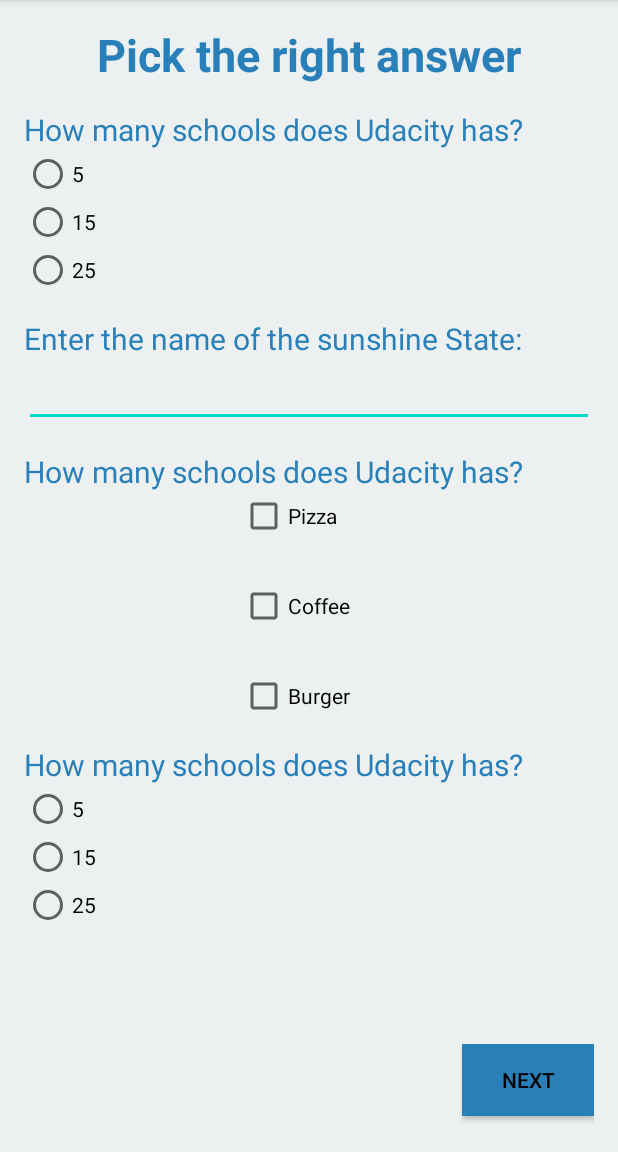
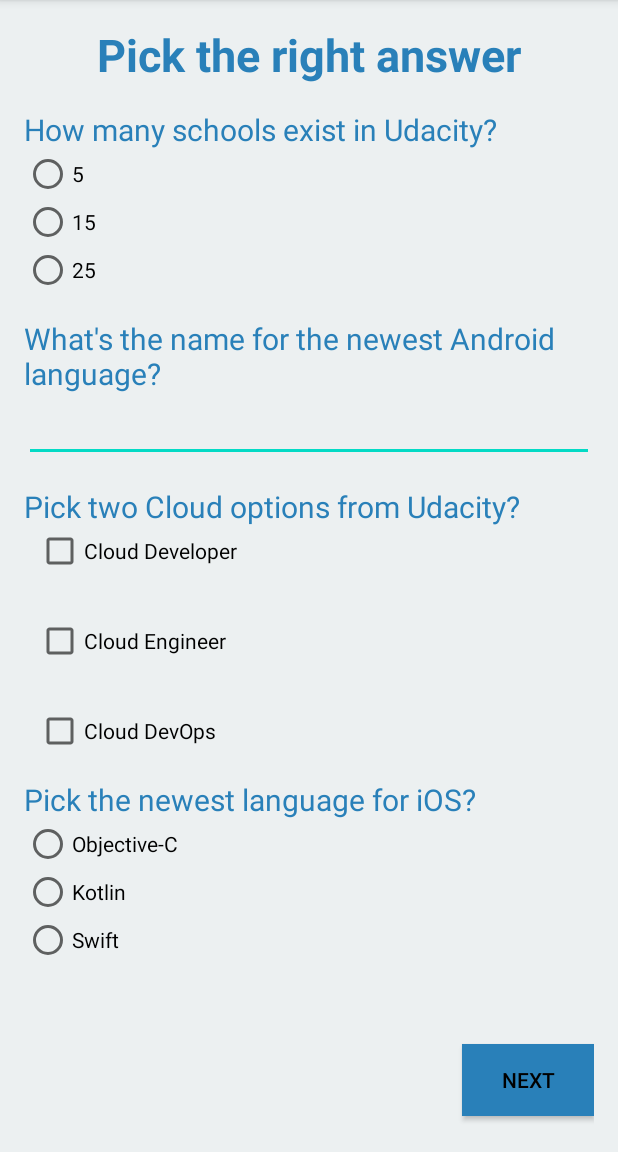
Before and after one commit to carloswilsonperez/Quiz-App, an Android app: the screen it shows after launch (MainActivity), on a phone screen of 412 x 824 dp, the part 84-1236 px from its top. Run offline under Robolectric (Android 15) with nearby library versions, the phone set to English and light mode, and no system bars.

Commit message:
adding questions

```diff
--- a/app/src/main/res/layout/activity_main.xml
+++ b/app/src/main/res/layout/activity_main.xml
@@ -76,12 +76,12 @@
                     android:id="@+id/question2"
                     android:layout_width="match_parent"
                     android:layout_height="wrap_content"
-                    android:text="Enter the name of the sunshine State:"
+                    android:text="@string/question_2"
                     android:textColor="@color/button_background_reset"
                     android:textSize="@dimen/team_label_size" />
 
                 <EditText
-                    android:id="@+id/plain_text_input"
+                    android:id="@+id/answer_4"
                     android:layout_height="wrap_content"
                     android:layout_width="match_parent"
                     android:layout_marginBottom="16dp"
@@ -95,28 +95,28 @@
                     android:textSize="@dimen/team_label_size" />
 
                 <CheckBox
-                    android:id="@+id/checkBox"
+                    android:id="@+id/answer_5"
                     android:layout_width="wrap_content"
                     android:layout_height="wrap_content"
-                    android:layout_marginLeft="144dp"
-                    android:text="Pizza" />
+                    android:layout_marginLeft="8dp"
+                    android:text="@string/answer_5" />
 
                 <CheckBox
-                    android:id="@+id/checkBox2"
+                    android:id="@+id/answer_6"
                     android:layout_width="wrap_content"
                     android:layout_height="wrap_content"
-                    android:layout_marginLeft="144dp"
+                    android:layout_marginLeft="8dp"
                     android:layout_marginTop="28dp"
-                    android:text="Coffee" />
+                    android:text="@string/answer_6" />
 
                 <CheckBox
-                    android:id="@+id/checkBox3"
+                    android:id="@+id/answer_7"
                     android:layout_width="wrap_content"
                     android:layout_height="wrap_content"
-                    android:layout_marginLeft="144dp"
+                    android:layout_marginLeft="8dp"
                     android:layout_marginTop="28dp"
                     android:layout_marginBottom="16dp"
-                    android:text="Burger" />
+                    android:text="@string/answer_7" />
 
 
                 <TextView
@@ -133,25 +133,25 @@
                     android:orientation="vertical">
 
                     <RadioButton
+                        android:id="@+id/answer_8"
+                        android:layout_width="wrap_content"
+                        android:layout_height="wrap_content"
+                        android:onClick="onRadioButtonClicked"
+                        android:text="@string/answer_8" />
+
+                    <RadioButton
+                        android:id="@+id/answer_9"
+                        android:layout_width="wrap_content"
+                        android:layout_height="wrap_content"
+                        android:onClick="onRadioButtonClicked"
+                        android:text="@string/answer_9" />
+
+                    <RadioButton
                         android:id="@+id/answer_10"
                         android:layout_width="wrap_content"
                         android:layout_height="wrap_content"
                         android:onClick="onRadioButtonClicked"
-                        android:text="@string/answer_1" />
-
-                    <RadioButton
-                        android:id="@+id/answer_11"
-                        android:layout_width="wrap_content"
-                        android:layout_height="wrap_content"
-                        android:onClick="onRadioButtonClicked"
-                        android:text="@string/answer_2" />
-
-                    <RadioButton
-                        android:id="@+id/answer_12"
-                        android:layout_width="wrap_content"
-                        android:layout_height="wrap_content"
-                        android:onClick="onRadioButtonClicked"
-                        android:text="@string/answer_3" />
+                        android:text="@string/answer_10" />
                 </RadioGroup>
             </LinearLayout>
 
@@ -177,25 +177,25 @@
                     android:orientation="vertical">
 
                     <RadioButton
+                        android:id="@+id/answer_11"
+                        android:layout_width="wrap_content"
+                        android:layout_height="wrap_content"
+                        android:onClick="onRadioButtonClicked"
+                        android:text="@string/answer_11" />
+
+                    <RadioButton
+                        android:id="@+id/answer_12"
+                        android:layout_width="wrap_content"
+                        android:layout_height="wrap_content"
+                        android:onClick="onRadioButtonClicked"
+                        android:text="@string/answer_12" />
+
+                    <RadioButton
                         android:id="@+id/answer_13"
                         android:layout_width="wrap_content"
                         android:layout_height="wrap_content"
                         android:onClick="onRadioButtonClicked"
-                        android:text="@string/answer_1" />
-
-                    <RadioButton
-                        android:id="@+id/answer_14"
-                        android:layout_width="wrap_content"
-                        android:layout_height="wrap_content"
-                        android:onClick="onRadioButtonClicked"
-                        android:text="@string/answer_2" />
-
-                    <RadioButton
-                        android:id="@+id/answer_15"
-                        android:layout_width="wrap_content"
-                        android:layout_height="wrap_content"
-                        android:onClick="onRadioButtonClicked"
-                        android:text="@string/answer_3" />
+                        android:text="@string/answer_13" />
                 </RadioGroup>
 
                 <TextView
@@ -212,25 +212,25 @@
                     android:orientation="vertical">
 
                     <RadioButton
+                        android:id="@+id/answer_14"
+                        android:layout_width="wrap_content"
+                        android:layout_height="wrap_content"
+                        android:onClick="onRadioButtonClicked"
+                        android:text="@string/answer_14" />
+
+                    <RadioButton
+                        android:id="@+id/answer_15"
+                        android:layout_width="wrap_content"
+                        android:layout_height="wrap_content"
+                        android:onClick="onRadioButtonClicked"
+                        android:text="@string/answer_15" />
+
+                    <RadioButton
                         android:id="@+id/answer_16"
                         android:layout_width="wrap_content"
                         android:layout_height="wrap_content"
                         android:onClick="onRadioButtonClicked"
-                        android:text="@string/answer_4" />
-
-                    <RadioButton
-                        android:id="@+id/answer_17"
-                        android:layout_width="wrap_content"
-                        android:layout_height="wrap_content"
-                        android:onClick="onRadioButtonClicked"
-                        android:text="@string/answer_5" />
-
-                    <RadioButton
-                        android:id="@+id/answer_18"
-                        android:layout_width="wrap_content"
-                        android:layout_height="wrap_content"
-                        android:onClick="onRadioButtonClicked"
-                        android:text="@string/answer_6" />
+                        android:text="@string/answer_16" />
                 </RadioGroup>
 
                 <TextView
@@ -247,25 +247,25 @@
                     android:orientation="vertical">
 
                     <RadioButton
+                        android:id="@+id/answer_17"
+                        android:layout_width="wrap_content"
+                        android:layout_height="wrap_content"
+                        android:onClick="onRadioButtonClicked"
+                        android:text="@string/answer_17" />
+
+                    <RadioButton
+                        android:id="@+id/answer_18"
+                        android:layout_width="wrap_content"
+                        android:layout_height="wrap_content"
+                        android:onClick="onRadioButtonClicked"
+                        android:text="@string/answer_18" />
+
+                    <RadioButton
                         android:id="@+id/answer_19"
                         android:layout_width="wrap_content"
                         android:layout_height="wrap_content"
                         android:onClick="onRadioButtonClicked"
-                        android:text="@string/answer_1" />
-
-                    <RadioButton
-                        android:id="@+id/answer_20"
-                        android:layout_width="wrap_content"
-                        android:layout_height="wrap_content"
-                        android:onClick="onRadioButtonClicked"
-                        android:text="@string/answer_2" />
-
-                    <RadioButton
-                        android:id="@+id/answer_21"
-                        android:layout_width="wrap_content"
-                        android:layout_height="wrap_content"
-                        android:onClick="onRadioButtonClicked"
-                        android:text="@string/answer_3" />
+                        android:text="@string/answer_19" />
                 </RadioGroup>
 
                 <TextView
@@ -282,25 +282,25 @@
                     android:orientation="vertical">
 
                     <RadioButton
+                        android:id="@+id/answer_20"
+                        android:layout_width="wrap_content"
+                        android:layout_height="wrap_content"
+                        android:onClick="onRadioButtonClicked"
+                        android:text="@string/answer_20" />
+
+                    <RadioButton
+                        android:id="@+id/answer_21"
+                        android:layout_width="wrap_content"
+                        android:layout_height="wrap_content"
+                        android:onClick="onRadioButtonClicked"
+                        android:text="@string/answer_21" />
+
+                    <RadioButton
                         android:id="@+id/answer_22"
                         android:layout_width="wrap_content"
                         android:layout_height="wrap_content"
                         android:onClick="onRadioButtonClicked"
-                        android:text="@string/answer_1" />
-
-                    <RadioButton
-                        android:id="@+id/answer_23"
-                        android:layout_width="wrap_content"
-                        android:layout_height="wrap_content"
-                        android:onClick="onRadioButtonClicked"
-                        android:text="@string/answer_2" />
-
-                    <RadioButton
-                        android:id="@+id/answer_24"
-                        android:layout_width="wrap_content"
-                        android:layout_height="wrap_content"
-                        android:onClick="onRadioButtonClicked"
-                        android:text="@string/answer_3" />
+                        android:text="@string/answer_22" />
                 </RadioGroup>
             </LinearLayout>
 
@@ -316,7 +316,19 @@
                     android:layout_height="wrap_content"
                     android:layout_marginBottom="16dp"
                     android:gravity="center"
-                    android:text="Congrats!"
+                    android:text="Congrats! Your score is:"
+                    android:textAlignment="center"
+                    android:textColor="@color/button_background_reset"
+                    android:textSize="@dimen/title_size"
+                    android:textStyle="bold" />
+
+                <TextView
+                    android:id="@+id/score"
+                    android:layout_width="match_parent"
+                    android:layout_height="wrap_content"
+                    android:layout_marginBottom="16dp"
+                    android:gravity="center"
+                    android:text="89.23%"
                     android:textAlignment="center"
                     android:textColor="@color/button_background_reset"
                     android:textSize="@dimen/title_size"
--- a/app/src/main/res/values/strings.xml
+++ b/app/src/main/res/values/strings.xml
@@ -2,38 +2,36 @@
 <resources>
     <string name="app_name">Quiz App</string>
     <string name="title">Quiz App</string>
-    <string name="question_1">How many schools does Udacity has?</string>
+    <string name="question_1">How many schools exist in Udacity?</string>
     <string name="answer_1">5</string>
     <string name="answer_2">15</string>
     <string name="answer_3">25</string>
-    <string name="question_2">How many schools does Udacity has?</string>
-    <string name="answer_4">5</string>
-    <string name="answer_5">15</string>
-    <string name="answer_6">25</string>
-    <string name="question_3">How many schools does Udacity has?</string>
-    <string name="answer_7">5</string>
-    <string name="answer_8">15</string>
-    <string name="answer_9">25</string>
-    <string name="question_4">How many schools does Udacity has?</string>
-    <string name="answer_10">5</string>
-    <string name="answer_11">15</string>
-    <string name="answer_12">25</string>
-    <string name="question_5">How many schools does Udacity has?</string>
-    <string name="answer_13">5</string>
-    <string name="answer_14">15</string>
-    <string name="answer_15">25</string>
-    <string name="question_6">How many schools does Udacity has?</string>
-    <string name="answer_16">5</string>
-    <string name="answer_17">15</string>
-    <string name="answer_18">25</string>
-    <string name="question_7">How many schools does Udacity has?</string>
-    <string name="answer_19">5</string>
-    <string name="answer_20">15</string>
-    <string name="answer_21">25</string>
-    <string name="question_8">How many schools does Udacity has?</string>
-    <string name="answer_22">5</string>
-    <string name="answer_23">15</string>
-    <string name="answer_24">25</string>
+    <string name="question_2">What\'s the name for the newest Android language?</string>
+    <string name="answer_4">kotlin</string>
+    <string name="question_3">Pick two Cloud options from Udacity?</string>
+    <string name="answer_5">Cloud Developer</string>
+    <string name="answer_6">Cloud Engineer</string>
+    <string name="answer_7">Cloud DevOps</string>
+    <string name="question_4">Pick the newest language for iOS?</string>
+    <string name="answer_8">Objective-C</string>
+    <string name="answer_9">Kotlin</string>
+    <string name="answer_10">Swift</string>
+    <string name="question_5">Pick the name of View to enter input?</string>
+    <string name="answer_11">EditText</string>
+    <string name="answer_12">InputText</string>
+    <string name="answer_13">RadioGroup</string>
+    <string name="question_6">Pick the name of Android\'s manifest file?</string>
+    <string name="answer_14">Manifest.xlm</string>
+    <string name="answer_15">AndroidManifest.xml</string>
+    <string name="answer_16">AndroidConfig.xml</string>
+    <string name="question_7">Pick the name of folder containing strings.xml?</string>
+    <string name="answer_17">strings_content</string>
+    <string name="answer_18">String_values</string>
+    <string name="answer_19">values</string>
+    <string name="question_8">Name of folder storing app icons in Android?</string>
+    <string name="answer_20">drawable</string>
+    <string name="answer_21">iconContainer</string>
+    <string name="answer_22">mipmap</string>
 
     <string name="next">Next</string>
     <string name="back">Back</string>
```
